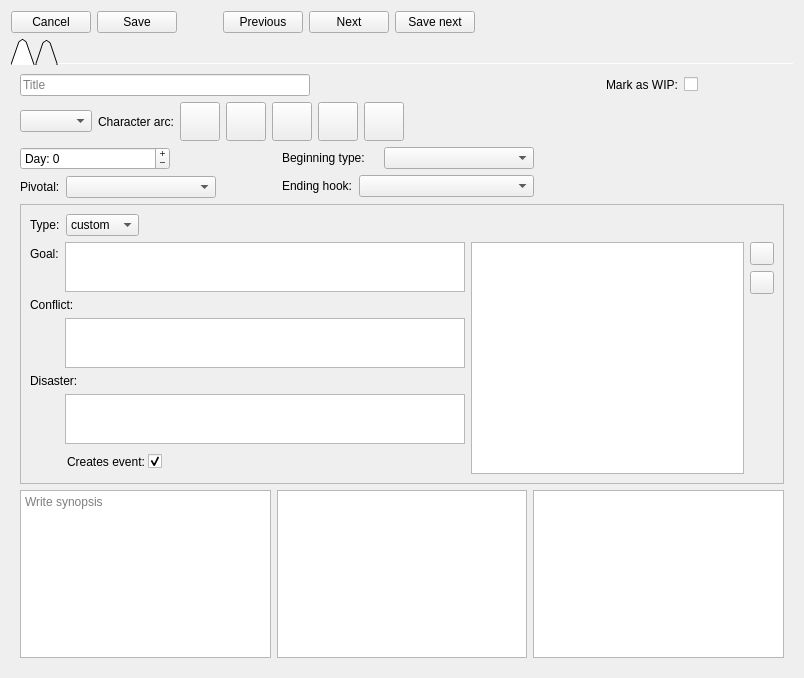
Above: ui/scene_editor.ui from zkovari/plotlyst before the change. Below: the same form after it.
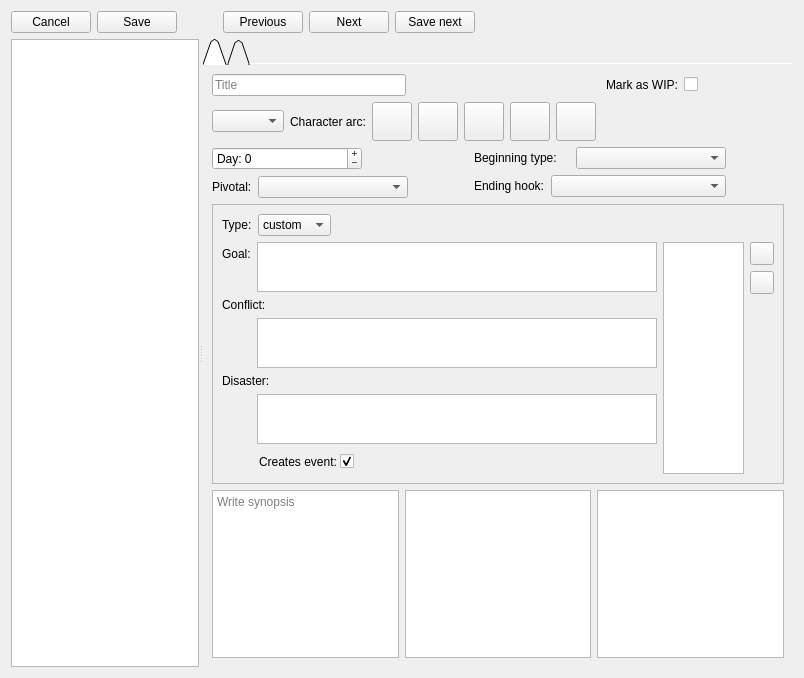
That is the form after the change. Custom widgets are drawn as their Qt base class.

Commit message: Add scenes list in scene editor

```diff
--- a/ui/scene_editor.ui
+++ b/ui/scene_editor.ui
@@ -98,6 +98,18 @@
     </layout>
    </item>
    <item>
+    <widget class="QSplitter" name="splitter">
+     <property name="orientation">
+      <enum>Qt::Horizontal</enum>
+     </property>
+     <widget class="QListView" name="lstScenes">
+      <property name="sizePolicy">
+       <sizepolicy hsizetype="Preferred" vsizetype="Preferred">
+        <horstretch>0</horstretch>
+        <verstretch>0</verstretch>
+       </sizepolicy>
+      </property>
+     </widget>
     <widget class="QTabWidget" name="tabWidget">
      <property name="tabShape">
       <enum>QTabWidget::Triangular</enum>
@@ -888,6 +900,7 @@
         </widget>
        </item>
       </layout>
+      </widget>
      </widget>
     </widget>
    </item>
```
Lines whose indentation alone changed are shown as unchanged. The commit also changes 1 other file.
